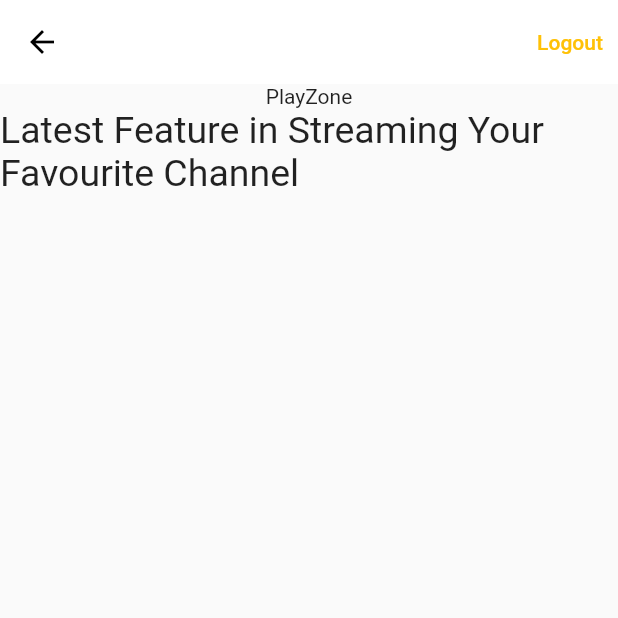
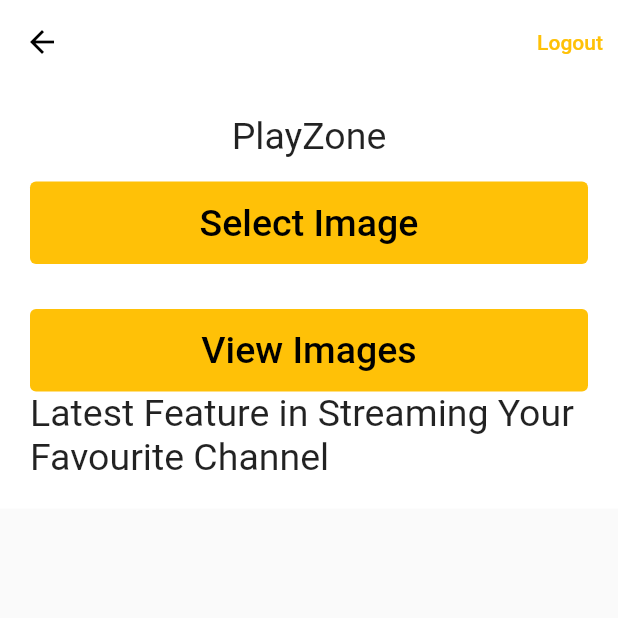
Before and after one commit to AravindhIppili/flutter_amplify, a Flutter app: the HomeVideo screen opened directly, on a phone screen of 412 x 824 dp, the top half of it. Run offline on Flutter 3.47's test engine with Material 2 defaults, Android fonts, the phone set to English and light mode, and no system bars; our stand-ins replace flutter_riverpod, image_picker, riverpod; missing offline and left inert: amplify_auth_cognito, amplify_flutter.

Commit message:
feat: added image picker

```diff
--- a/lib/amplifyconfiguration.dart
+++ b/lib/amplifyconfiguration.dart
@@ -28,7 +28,22 @@ const amplifyconfig = ''' {
                     "Default": {
                         "authenticationFlowType": "USER_SRP_AUTH"
                     }
+                },
+                "S3TransferUtility": {
+                    "Default": {
+                        "Bucket": "awsauth79c0a643be6c4b95ba35423f8132f8f2142307-dev",
+                        "Region": "us-east-2"
+                    }
                 }
+            }
+        }
+    },
+    "storage": {
+        "plugins": {
+            "awsS3StoragePlugin": {
+                "bucket": "awsauth79c0a643be6c4b95ba35423f8132f8f2142307-dev",
+                "region": "us-east-2",
+                "defaultAccessLevel": "guest"
             }
         }
     }
--- a/lib/screens/home_video.dart
+++ b/lib/screens/home_video.dart
@@ -1,9 +1,13 @@
+import 'dart:io';
+
 import 'package:aws_auth/const.dart';
 import 'package:aws_auth/provider.dart';
 import 'package:aws_auth/screens/components/loading.dart';
+import 'package:aws_auth/screens/view_images.dart';
 import 'package:aws_auth/services/auth.dart';
 import 'package:flutter/material.dart';
 import 'package:flutter_riverpod/flutter_riverpod.dart';
+import 'package:image_picker/image_picker.dart';
 
 class HomeVideo extends StatefulWidget {
   const HomeVideo({Key? key}) : super(key: key);
@@ -14,6 +18,7 @@ class HomeVideo extends StatefulWidget {
 
 class _HomeVideoState extends State<HomeVideo> {
   bool _isLoading = false;
+  XFile? image;
   @override
   Widget build(BuildContext context) {
     return _isLoading
@@ -43,13 +48,76 @@ class _HomeVideoState extends State<HomeVideo> {
                     ))
               ],
             ),
-            body: Container(
+            body: SingleChildScrollView(
+              child: Container(
+                color: Colors.white,
+                padding: EdgeInsets.all(20),
                 child: Column(
                   children: [
                     Container(
-                    child: Text("PlayZone"),
+                      child: Text(
+                        "PlayZone",
+                        style: TextStyle(fontSize: kDefFontSize),
                       ),
-                  Container(),
+                    ),
+                    if (image != null)
+                      Image.file(File(image!.path))
+                    else
+                      Text(""),
+                    Container(
+                        child: TextButton(
+                            onPressed: () async {
+                              final ImagePicker _picker = ImagePicker();
+                              final XFile? img = await _picker.pickImage(
+                                  source: ImageSource.gallery,
+                                  imageQuality: 100,
+                                  maxHeight:
+                                      MediaQuery.of(context).size.height / 2);
+                              setState(() {
+                                image = img;
+                              });
+                            },
+                            child: Container(
+                              padding: EdgeInsets.all(5),
+                              width: double.infinity,
+                              alignment: Alignment.center,
+                              child: Text(
+                                "Select Image",
+                                style: TextStyle(
+                                    color: Colors.black,
+                                    fontSize: kDefFontSize),
+                              ),
+                            ),
+                            style: ButtonStyle(
+                              backgroundColor:
+                                  MaterialStateProperty.all(Colors.amber),
+                            ))),
+                    SizedBox(
+                      height: 30,
+                    ),
+                    Container(
+                        child: TextButton(
+                            onPressed: () async {
+                              Navigator.push(
+                                  context,
+                                  MaterialPageRoute(
+                                      builder: (context) => ViewImages()));
+                            },
+                            child: Container(
+                              padding: EdgeInsets.all(5),
+                              width: double.infinity,
+                              alignment: Alignment.center,
+                              child: Text(
+                                "View Images",
+                                style: TextStyle(
+                                    color: Colors.black,
+                                    fontSize: kDefFontSize),
+                              ),
+                            ),
+                            style: ButtonStyle(
+                              backgroundColor:
+                                  MaterialStateProperty.all(Colors.amber),
+                            ))),
                     Container(
                       child: Text(
                         "Latest Feature in Streaming Your Favourite Channel",
@@ -59,6 +127,7 @@ class _HomeVideoState extends State<HomeVideo> {
                   ],
                 ),
               ),
+            ),
           );
   }
 }
--- a/pubspec.yaml
+++ b/pubspec.yaml
@@ -27,6 +27,7 @@ dependencies:
   amplify_flutter: ^0.2.0
   amplify_auth_cognito: ^0.2.0
   flutter_riverpod:
+  image_picker: ^0.8.2
   # The following adds the Cupertino Icons font to your application.
   # Use with the CupertinoIcons class for iOS style icons.
   cupertino_icons: ^1.0.2
```
Also changed, not shown: pubspec.lock, 8 other files. Lines whose indentation alone changed are shown as unchanged.
